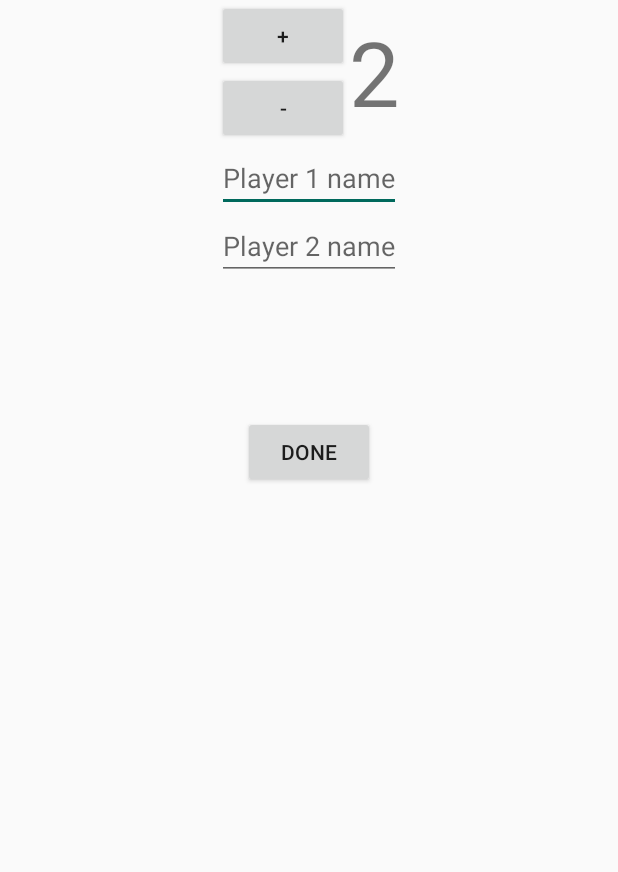
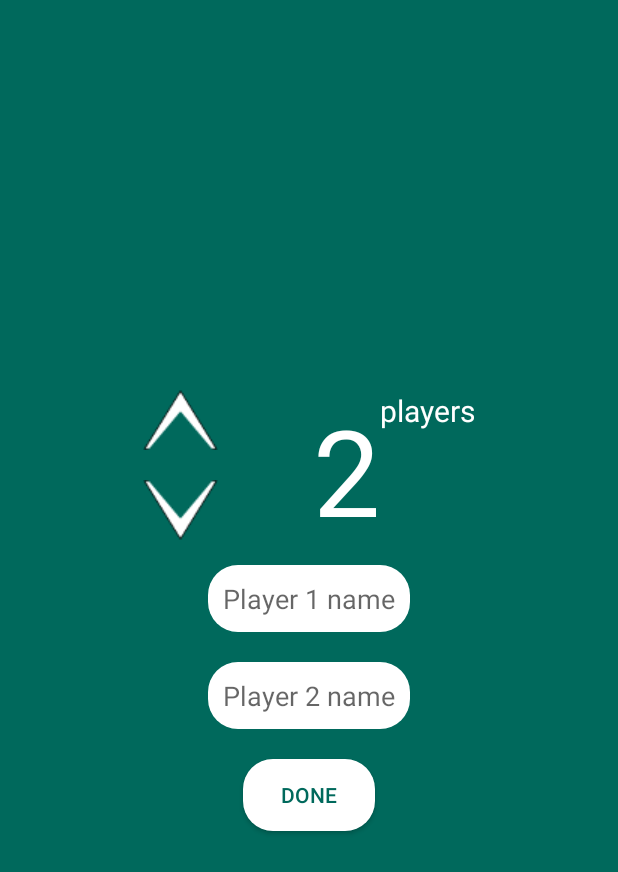
Before and after one commit to Binary-Team/Rachma-Android, an Android app: the RummySetting screen opened directly, with no data from a screen before it, on a phone screen of 412 x 824 dp. Shown: the top 872 px of the screen. Run offline under Robolectric (Android 15) with nearby library versions, the phone set to English and light mode, and no system bars.

Commit message:
Rummy setting Design

```diff
--- a/app/src/main/java/rachma/tn/team/binary/rachma/RummySetting.java
+++ b/app/src/main/java/rachma/tn/team/binary/rachma/RummySetting.java
@@ -6,6 +6,7 @@ import android.support.v7.app.AppCompatActivity;
 import android.view.View;
 import android.widget.Button;
 import android.widget.EditText;
+import android.widget.ImageButton;
 import android.widget.TextView;
 
 //Author Marwen Doukh
@@ -14,7 +15,8 @@ public class RummySetting extends AppCompatActivity {
 
     Integer playersNumber = 2;
     TextView playersNumberTV;
-    Button increasePlayersNumber, decreasePlayersNumber, done;
+    ImageButton increasePlayersNumber, decreasePlayersNumber;
+    Button done;
     EditText player1Name, player2Name, player3Name, player4Name;
 
     @Override
@@ -34,8 +36,8 @@ public class RummySetting extends AppCompatActivity {
 
         // Increase/Decrease players number
         playersNumberTV = (TextView) findViewById(R.id.playersNumber);
-        increasePlayersNumber = (Button) findViewById(R.id.increasePlayersNumber);
-        decreasePlayersNumber = (Button) findViewById(R.id.decreasePlayersNumber);
+        increasePlayersNumber = (ImageButton) findViewById(R.id.increasePlayersNumber);
+        decreasePlayersNumber = (ImageButton) findViewById(R.id.decreasePlayersNumber);
 
         increasePlayersNumber.setOnClickListener(new View.OnClickListener() {
             @Override
@@ -105,14 +107,14 @@ public class RummySetting extends AppCompatActivity {
             case 2:
                 player1Name.setVisibility(View.VISIBLE);
                 player2Name.setVisibility(View.VISIBLE);
-                player3Name.setVisibility(View.INVISIBLE);
-                player4Name.setVisibility(View.INVISIBLE);
+                player3Name.setVisibility(View.GONE);
+                player4Name.setVisibility(View.GONE);
                 break;
             case 3:
                 player1Name.setVisibility(View.VISIBLE);
                 player2Name.setVisibility(View.VISIBLE);
                 player3Name.setVisibility(View.VISIBLE);
-                player4Name.setVisibility(View.INVISIBLE);
+                player4Name.setVisibility(View.GONE);
                 break;
             case 4:
                 player1Name.setVisibility(View.VISIBLE);
--- /dev/null
+++ b/app/src/main/res/drawable/round_shape.xml
@@ -0,0 +1,11 @@
+<?xml version="1.0" encoding="utf-8"?>
+<shape xmlns:android="http://schemas.android.com/apk/res/android"
+    android:padding="10dp"
+    android:shape="rectangle">
+    <solid android:color="#FFFFFF" /> <!-- this one is ths color of the Rounded Button -->
+    <corners
+        android:bottomLeftRadius="20dp"
+        android:bottomRightRadius="20dp"
+        android:topLeftRadius="20dp"
+        android:topRightRadius="20dp" />
+</shape>
--- a/app/src/main/res/layout/activity_rummy_setting.xml
+++ b/app/src/main/res/layout/activity_rummy_setting.xml
@@ -3,11 +3,13 @@
     xmlns:tools="http://schemas.android.com/tools"
     android:layout_width="match_parent"
     android:layout_height="match_parent"
+    android:background="@color/colorPrimary"
     tools:context="rachma.tn.team.binary.rachma.RummySetting">
 
     <LinearLayout
         android:layout_width="match_parent"
         android:layout_height="match_parent"
+        android:gravity="center"
         android:orientation="vertical">
 
 
@@ -15,25 +17,35 @@
             android:layout_width="match_parent"
             android:layout_height="wrap_content"
             android:gravity="center_horizontal"
-            android:orientation="horizontal">
+            android:orientation="horizontal"
+            android:weightSum="4">
 
 
             <LinearLayout
                 android:layout_width="wrap_content"
                 android:layout_height="wrap_content"
+                android:layout_weight="1"
+                android:gravity="end"
                 android:orientation="vertical">
 
-                <Button
+                <ImageButton
                     android:id="@+id/increasePlayersNumber"
                     android:layout_width="wrap_content"
                     android:layout_height="wrap_content"
-                    android:text="+" />
+                    android:layout_marginBottom="10dp"
+                    android:layout_weight="0.5"
+                    android:background="#00000000"
+                    android:rotation="180"
+                    android:src="@drawable/changeplayersnumber" />
 
-                <Button
+                <ImageButton
                     android:id="@+id/decreasePlayersNumber"
                     android:layout_width="wrap_content"
                     android:layout_height="wrap_content"
-                    android:text="-" />
+                    android:layout_marginTop="10dp"
+                    android:layout_weight="0.5"
+                    android:background="#00000000"
+                    android:src="@drawable/changeplayersnumber" />
             </LinearLayout>
 
             <TextView
@@ -41,8 +53,20 @@
                 android:layout_width="wrap_content"
                 android:layout_height="wrap_content"
                 android:layout_gravity="center_vertical"
+                android:layout_weight="1"
+                android:gravity="end"
                 android:text="2"
-                android:textSize="60sp" />
+                android:textColor="#FFFFFF"
+                android:textSize="80sp" />
+
+            <TextView
+                android:layout_width="wrap_content"
+                android:layout_height="match_parent"
+                android:layout_gravity="center_vertical"
+                android:layout_weight="1"
+                android:text="players"
+                android:textColor="#FFFFFF"
+                android:textSize="20sp" />
 
         </LinearLayout>
 
@@ -57,27 +81,46 @@
                 android:id="@+id/player1Name"
                 android:layout_width="wrap_content"
                 android:layout_height="wrap_content"
-                android:hint="Player 1 name" />
+                android:layout_margin="10dp"
+                android:background="@drawable/round_shape"
+                android:hint="Player 1 name"
+                android:padding="10dp"
+                android:textColor="@color/colorPrimary" />
 
             <EditText
                 android:id="@+id/player2Name"
                 android:layout_width="wrap_content"
                 android:layout_height="wrap_content"
-                android:hint="Player 2 name" />
+                android:layout_margin="10dp"
+                android:background="@drawable/round_shape"
+                android:hint="Player 2 name"
+                android:padding="10dp"
+                android:textColor="@color/colorPrimary"
+
+                />
 
             <EditText
                 android:id="@+id/player3Name"
                 android:layout_width="wrap_content"
                 android:layout_height="wrap_content"
+                android:layout_margin="10dp"
+                android:background="@drawable/round_shape"
                 android:hint="Player 3 name"
-                android:visibility="invisible" />
+                android:padding="10dp"
+                android:textColor="@color/colorPrimary"
+                android:visibility="gone" />
 
             <EditText
                 android:id="@+id/player4Name"
                 android:layout_width="wrap_content"
                 android:layout_height="wrap_content"
+                android:layout_margin="10dp"
+                android:background="@drawable/round_shape"
                 android:hint="Player 4 name"
-                android:visibility="invisible" />
+                android:padding="10dp"
+                android:textColor="@color/colorPrimary"
+                android:visibility="gone" />
+
         </LinearLayout>
 
         <Button
@@ -85,7 +128,10 @@
             android:layout_width="wrap_content"
             android:layout_height="wrap_content"
             android:layout_gravity="center_horizontal"
-            android:text="done" />
+            android:layout_margin="10dp"
+            android:background="@drawable/round_shape"
+            android:text="done"
+            android:textColor="@color/colorPrimary" />
 
     </LinearLayout>
 
```
Also changed, not shown: app/src/main/res/drawable/changeplayersnumber.png (added).
